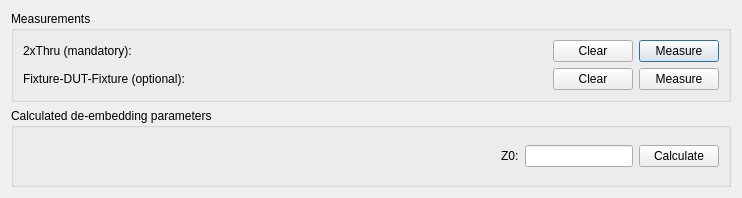
Above: Software/PC_Application/VNA/Deembedding/twothrudialog.ui from jankae/LibreVNA before the change. Below: the same form after it.
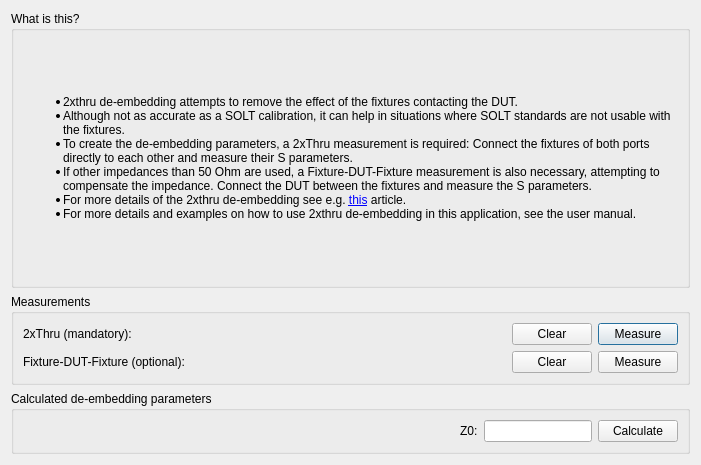
That is the form after the change. Custom widgets are drawn as their Qt base class.

The edit to the form file:
```diff
--- a/Software/PC_Application/VNA/Deembedding/twothrudialog.ui
+++ b/Software/PC_Application/VNA/Deembedding/twothrudialog.ui
@@ -9,8 +9,8 @@
    <rect>
     <x>0</x>
     <y>0</y>
-    <width>742</width>
-    <height>198</height>
+    <width>701</width>
+    <height>465</height>
    </rect>
   </property>
   <property name="windowTitle">
@@ -19,7 +19,38 @@
   <property name="modal">
    <bool>true</bool>
   </property>
-  <layout class="QVBoxLayout" name="verticalLayout">
+  <layout class="QVBoxLayout" name="verticalLayout" stretch="1,0,0">
+   <item>
+    <widget class="QGroupBox" name="groupBox_3">
+     <property name="title">
+      <string>What is this?</string>
+     </property>
+     <layout class="QVBoxLayout" name="verticalLayout_2">
+      <item>
+       <widget class="QLabel" name="label_3">
+        <property name="text">
+         <string>&lt;ul&gt;
+&lt;li&gt;2xthru de-embedding attempts to remove the effect of the fixtures contacting the DUT.&lt;/li&gt;
+&lt;li&gt;Although not as accurate as a SOLT calibration, it can help in situations where SOLT standards are not usable with the fixtures.&lt;/li&gt;
+&lt;li&gt;To create the de-embedding parameters, a 2xThru measurement is required: Connect the fixtures of both ports directly to each other and measure their S parameters.&lt;/li&gt;
+&lt;li&gt;If other impedances than 50 Ohm are used, a Fixture-DUT-Fixture measurement is also necessary, attempting to compensate the impedance. Connect the DUT between the fixtures and measure the S parameters.&lt;/li&gt;
+&lt;li&gt;For more details of the 2xthru de-embedding see e.g. 
+&lt;a href=&quot;https://www.signalintegrityjournal.com/articles/463-test-fixture-de-embedding-101&quot;&gt;this&lt;/a&gt; article.
+&lt;/li&gt;
+&lt;li&gt;For more details and examples on how to use 2xthru de-embedding in this application, see the user manual. &lt;/li&gt;
+&lt;/ul&gt; </string>
+        </property>
+        <property name="wordWrap">
+         <bool>true</bool>
+        </property>
+        <property name="openExternalLinks">
+         <bool>true</bool>
+        </property>
+       </widget>
+      </item>
+     </layout>
+    </widget>
+   </item>
    <item>
     <widget class="QGroupBox" name="groupBox">
      <property name="title">
```
